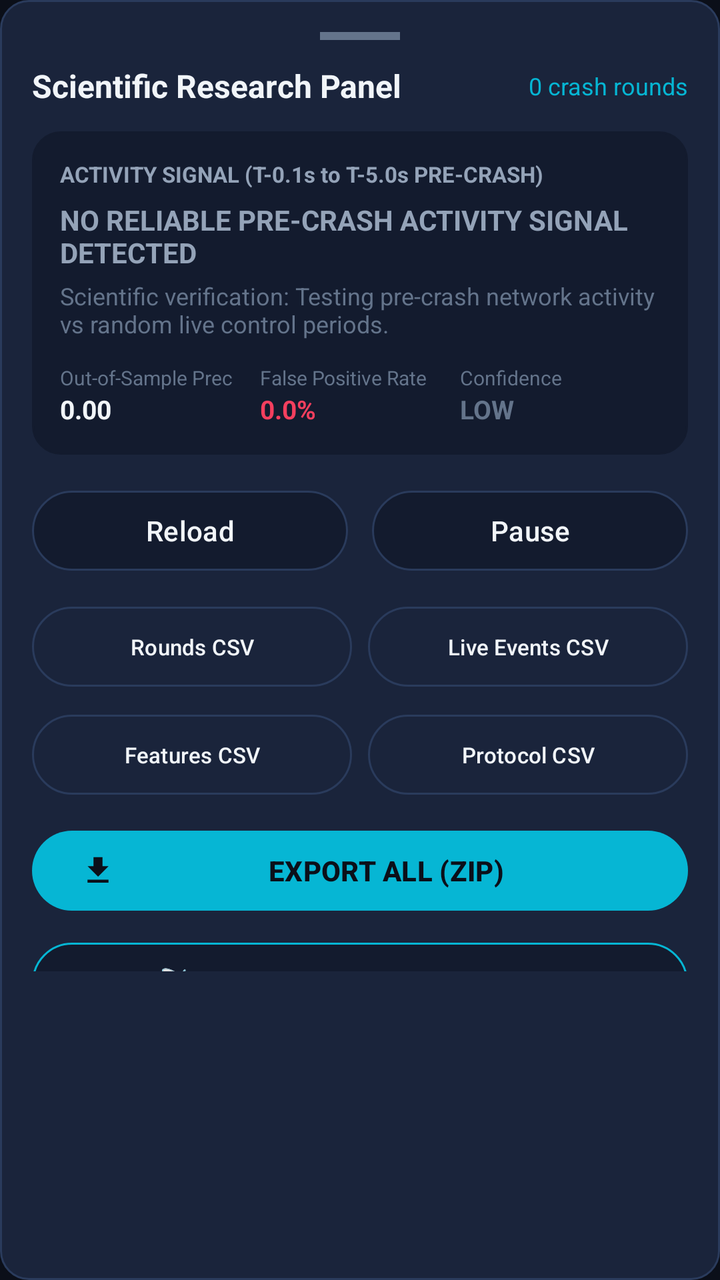
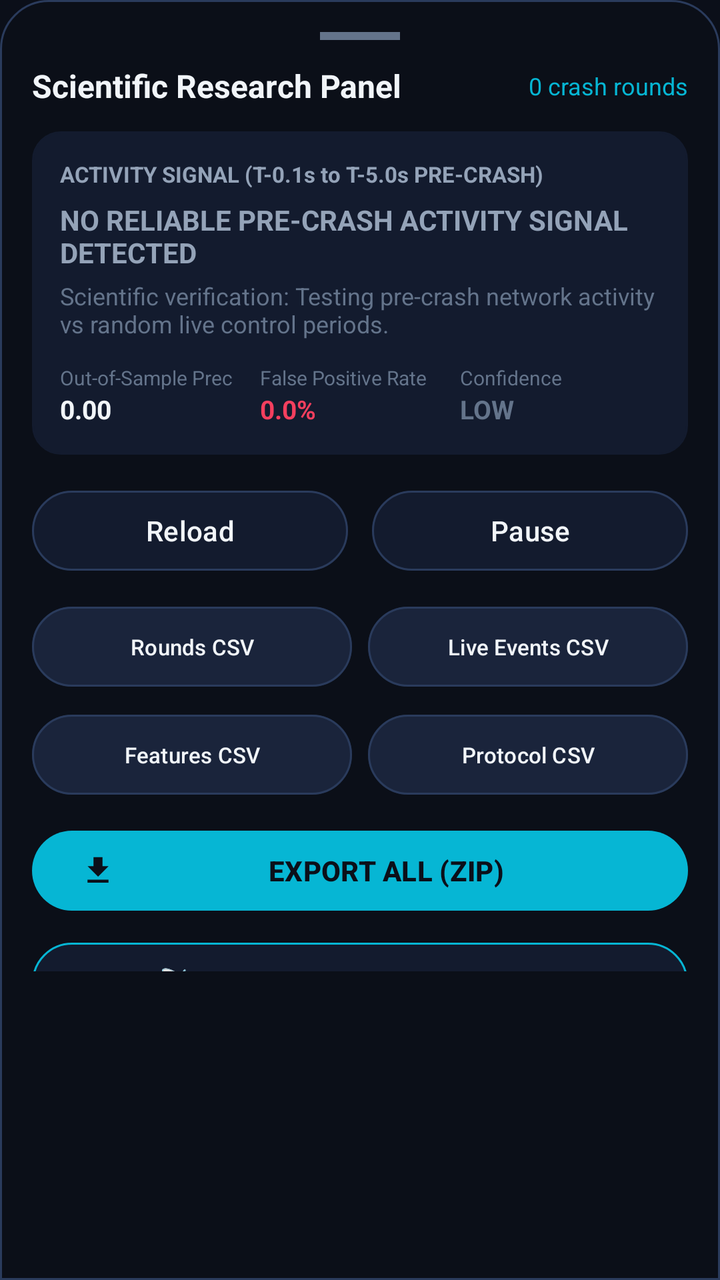

Compare the two renders of this Android layout. The source of the first and the diff that turns it into the second are given below.
<!-- AndroidManifest.xml: application theme Theme.AviatorSignalLab -->
<!-- res/layout/bottom_sheet_research.xml -->
<?xml version="1.0" encoding="utf-8"?>
<LinearLayout
    xmlns:android="http://schemas.android.com/apk/res/android"
    xmlns:app="http://schemas.android.com/apk/res-auto"
    android:id="@+id/bottomSheetContainer"
    android:layout_width="match_parent"
    android:layout_height="wrap_content"
    android:background="@drawable/bg_card"
    android:orientation="vertical"
    android:padding="16dp"
    app:behavior_hideable="true"
    app:behavior_peekHeight="72dp"
    app:layout_behavior="com.google.android.material.bottomsheet.BottomSheetBehavior">

    
    <View
        android:layout_width="40dp"
        android:layout_height="4dp"
        android:layout_gravity="center_horizontal"
        android:layout_marginBottom="12dp"
        android:background="@color/text_muted" />

    
    <LinearLayout
        android:layout_width="match_parent"
        android:layout_height="wrap_content"
        android:gravity="center_vertical"
        android:orientation="horizontal"
        android:layout_marginBottom="12dp">

        <TextView
            android:layout_width="0dp"
            android:layout_height="wrap_content"
            android:layout_weight="1"
            android:text="Scientific Research Panel"
            android:textColor="@color/text_primary"
            android:textSize="16sp"
            android:textStyle="bold" />

        <TextView
            android:id="@+id/tvSheetRoundsAnalyzed"
            android:layout_width="wrap_content"
            android:layout_height="wrap_content"
            android:text="0 crash rounds"
            android:textColor="@color/accent_cyan"
            android:textSize="12sp" />
    </LinearLayout>

    <androidx.core.widget.NestedScrollView
        android:layout_width="match_parent"
        android:layout_height="420dp"
        android:fillViewport="true">

        <LinearLayout
            android:layout_width="match_parent"
            android:layout_height="wrap_content"
            android:orientation="vertical">

            
            <LinearLayout
                android:layout_width="match_parent"
                android:layout_height="wrap_content"
                android:background="@drawable/bg_card"
                android:backgroundTint="@color/bg_secondary"
                android:orientation="vertical"
                android:padding="14dp"
                android:layout_marginBottom="14dp">

                <TextView
                    android:layout_width="wrap_content"
                    android:layout_height="wrap_content"
                    android:text="ACTIVITY SIGNAL (T-0.1s to T-5.0s PRE-CRASH)"
                    android:textColor="@color/text_secondary"
                    android:textSize="11sp"
                    android:textStyle="bold" />

                <TextView
                    android:id="@+id/tvSignalConclusion"
                    android:layout_width="match_parent"
                    android:layout_height="wrap_content"
                    android:layout_marginTop="6dp"
                    android:text="@string/sig_no_signal"
                    android:textColor="@color/text_secondary"
                    android:textSize="14sp"
                    android:textStyle="bold" />

                <TextView
                    android:id="@+id/tvSignalDetails"
                    android:layout_width="match_parent"
                    android:layout_height="wrap_content"
                    android:layout_marginTop="4dp"
                    android:text="Scientific verification: Testing pre-crash network activity vs random live control periods."
                    android:textColor="@color/text_muted"
                    android:textSize="12sp" />

                
                <LinearLayout
                    android:layout_width="match_parent"
                    android:layout_height="wrap_content"
                    android:orientation="horizontal"
                    android:layout_marginTop="12dp">

                    <LinearLayout
                        android:layout_width="0dp"
                        android:layout_height="wrap_content"
                        android:layout_weight="1"
                        android:orientation="vertical">
                        <TextView
                            android:layout_width="wrap_content"
                            android:layout_height="wrap_content"
                            android:text="Out-of-Sample Prec"
                            android:textColor="@color/text_muted"
                            android:textSize="10sp" />
                        <TextView
                            android:id="@+id/tvOutOfSamplePrec"
                            android:layout_width="wrap_content"
                            android:layout_height="wrap_content"
                            android:text="0.00"
                            android:textColor="@color/text_primary"
                            android:textSize="13sp"
                            android:textStyle="bold" />
                    </LinearLayout>

                    <LinearLayout
                        android:layout_width="0dp"
                        android:layout_height="wrap_content"
                        android:layout_weight="1"
                        android:orientation="vertical">
                        <TextView
                            android:layout_width="wrap_content"
                            android:layout_height="wrap_content"
                            android:text="False Positive Rate"
                            android:textColor="@color/text_muted"
                            android:textSize="10sp" />
                        <TextView
                            android:id="@+id/tvFalsePositiveRate"
                            android:layout_width="wrap_content"
                            android:layout_height="wrap_content"
                            android:text="0.0%"
                            android:textColor="@color/accent_rose"
                            android:textSize="13sp"
                            android:textStyle="bold" />
                    </LinearLayout>

                    <LinearLayout
                        android:layout_width="0dp"
                        android:layout_height="wrap_content"
                        android:layout_weight="1"
                        android:orientation="vertical">
                        <TextView
                            android:layout_width="wrap_content"
                            android:layout_height="wrap_content"
                            android:text="Confidence"
                            android:textColor="@color/text_muted"
                            android:textSize="10sp" />
                        <TextView
                            android:id="@+id/tvConfidenceLevel"
                            android:layout_width="wrap_content"
                            android:layout_height="wrap_content"
                            android:text="LOW"
                            android:textColor="@color/text_muted"
                            android:textSize="13sp"
                            android:textStyle="bold" />
                    </LinearLayout>

                </LinearLayout>

            </LinearLayout>

            
            <LinearLayout
                android:layout_width="match_parent"
                android:layout_height="wrap_content"
                android:orientation="horizontal"
                android:layout_marginBottom="10dp">

                <com.google.android.material.button.MaterialButton
                    android:id="@+id/btnSheetReload"
                    android:layout_width="0dp"
                    android:layout_height="wrap_content"
                    android:layout_weight="1"
                    android:layout_marginEnd="6dp"
                    android:text="@string/btn_reload"
                    android:textColor="@color/text_primary"
                    app:backgroundTint="@color/bg_secondary"
                    app:strokeColor="@color/bg_card_border"
                    app:strokeWidth="1dp" />

                <com.google.android.material.button.MaterialButton
                    android:id="@+id/btnSheetPauseResume"
                    android:layout_width="0dp"
                    android:layout_height="wrap_content"
                    android:layout_weight="1"
                    android:layout_marginStart="6dp"
                    android:text="@string/btn_pause"
                    android:textColor="@color/text_primary"
                    app:backgroundTint="@color/bg_secondary"
                    app:strokeColor="@color/bg_card_border"
                    app:strokeWidth="1dp" />
            </LinearLayout>

            
            <GridLayout
                android:layout_width="match_parent"
                android:layout_height="wrap_content"
                android:columnCount="2"
                android:rowCount="2"
                android:layout_marginBottom="10dp">

                <com.google.android.material.button.MaterialButton
                    android:id="@+id/btnExportRoundsCsv"
                    android:layout_width="0dp"
                    android:layout_height="wrap_content"
                    android:layout_columnWeight="1"
                    android:layout_marginEnd="4dp"
                    android:layout_marginBottom="6dp"
                    android:text="@string/btn_rounds_csv"
                    android:textSize="11sp"
                    android:textColor="@color/text_primary"
                    app:backgroundTint="@color/bg_card"
                    app:strokeColor="@color/bg_card_border"
                    app:strokeWidth="1dp" />

                <com.google.android.material.button.MaterialButton
                    android:id="@+id/btnExportEventsCsv"
                    android:layout_width="0dp"
                    android:layout_height="wrap_content"
                    android:layout_columnWeight="1"
                    android:layout_marginStart="4dp"
                    android:layout_marginBottom="6dp"
                    android:text="@string/btn_events_csv"
                    android:textSize="11sp"
                    android:textColor="@color/text_primary"
                    app:backgroundTint="@color/bg_card"
                    app:strokeColor="@color/bg_card_border"
                    app:strokeWidth="1dp" />

                <com.google.android.material.button.MaterialButton
                    android:id="@+id/btnExportFeaturesCsv"
                    android:layout_width="0dp"
                    android:layout_height="wrap_content"
                    android:layout_columnWeight="1"
                    android:layout_marginEnd="4dp"
                    android:text="@string/btn_features_csv"
                    android:textSize="11sp"
                    android:textColor="@color/text_primary"
                    app:backgroundTint="@color/bg_card"
                    app:strokeColor="@color/bg_card_border"
                    app:strokeWidth="1dp" />

                <com.google.android.material.button.MaterialButton
                    android:id="@+id/btnExportProtocolCsv"
                    android:layout_width="0dp"
                    android:layout_height="wrap_content"
                    android:layout_columnWeight="1"
                    android:layout_marginStart="4dp"
                    android:text="@string/btn_protocol_csv"
                    android:textSize="11sp"
                    android:textColor="@color/text_primary"
                    app:backgroundTint="@color/bg_card"
                    app:strokeColor="@color/bg_card_border"
                    app:strokeWidth="1dp" />

            </GridLayout>

            
            <com.google.android.material.button.MaterialButton
                android:id="@+id/btnExportAllZip"
                android:layout_width="match_parent"
                android:layout_height="wrap_content"
                android:layout_marginBottom="8dp"
                android:text="@string/btn_export_all"
                android:textColor="@color/bg_primary"
                android:textStyle="bold"
                app:backgroundTint="@color/accent_cyan"
                app:icon="@drawable/ic_download"
                app:iconTint="@color/bg_primary" />

            
            <com.google.android.material.button.MaterialButton
                android:id="@+id/btnSheetWebhookConfig"
                android:layout_width="match_parent"
                android:layout_height="wrap_content"
                android:layout_marginBottom="8dp"
                android:text="📡 Setup Free Webhook Stream"
                android:textColor="@color/text_primary"
                app:backgroundTint="@color/bg_secondary"
                app:strokeColor="@color/accent_cyan"
                app:strokeWidth="1dp" />

            
            <com.google.android.material.button.MaterialButton
                android:id="@+id/btnSheetCheckUpdate"
                android:layout_width="match_parent"
                android:layout_height="wrap_content"
                android:layout_marginBottom="8dp"
                android:text="🔄 Check for App Updates"
                android:textColor="@color/text_primary"
                app:backgroundTint="@color/bg_card"
                app:strokeColor="@color/bg_card_border"
                app:strokeWidth="1dp" />

            
            <com.google.android.material.button.MaterialButton
                android:id="@+id/btnClearData"
                android:layout_width="match_parent"
                android:layout_height="wrap_content"
                android:text="@string/btn_clear_data"
                android:textColor="@color/accent_rose"
                app:backgroundTint="@color/bg_card"
                app:strokeColor="@color/accent_rose"
                app:strokeWidth="1dp" />

        </LinearLayout>
    </androidx.core.widget.NestedScrollView>

</LinearLayout>
<!-- resources referenced by this layout -->
<resources>
  <color name="accent_cyan">#06B6D4</color>
  <color name="accent_rose">#F43F5E</color>
  <color name="bg_card">#1A243B</color>
  <color name="bg_card_border">#2A3B5C</color>
  <color name="bg_primary">#0B0F19</color>
  <color name="bg_secondary">#131B2E</color>
  <color name="text_muted">#64748B</color>
  <color name="text_primary">#F1F5F9</color>
  <color name="text_secondary">#94A3B8</color>
  <!-- drawable bg_card (drawable) -->
  <?xml version="1.0" encoding="utf-8"?>
  <shape xmlns:android="http://schemas.android.com/apk/res/android"
      android:shape="rectangle">
      <solid android:color="@color/bg_card" />
      <corners android:radius="14dp" />
      <stroke
          android:width="1dp"
          android:color="@color/bg_card_border" />
  </shape>
  <!-- drawable ic_download (drawable) -->
  <vector xmlns:android="http://schemas.android.com/apk/res/android"
      android:width="24dp"
      android:height="24dp"
      android:viewportWidth="24"
      android:viewportHeight="24">
      <path
          android:fillColor="#F1F5F9"
          android:pathData="M19,9h-4V3H9v6H5l7,7 7,-7zM5,18v2h14v-2H5z"/>
  </vector>
  <string name="btn_clear_data">Clear Data</string>
  <string name="btn_events_csv">Live Events CSV</string>
  <string name="btn_export_all">EXPORT ALL (ZIP)</string>
  <string name="btn_features_csv">Features CSV</string>
  <string name="btn_pause">Pause</string>
  <string name="btn_protocol_csv">Protocol CSV</string>
  <string name="btn_reload">Reload</string>
  <string name="btn_rounds_csv">Rounds CSV</string>
  <string name="sig_no_signal">NO RELIABLE PRE-CRASH ACTIVITY SIGNAL DETECTED</string>
  <style name="Theme.AviatorSignalLab" parent="Theme.Material3.Dark.NoActionBar">
          <item name="colorPrimary">@color/accent_cyan</item>
          <item name="colorPrimaryContainer">@color/bg_card</item>
          <item name="colorOnPrimaryContainer">@color/text_primary</item>
          <item name="colorSecondary">@color/accent_blue</item>
          <item name="android:statusBarColor">@color/bg_primary</item>
          <item name="android:navigationBarColor">@color/bg_primary</item>
          <item name="android:windowBackground">@color/bg_primary</item>
      </style>
  <color name="accent_blue">#3B82F6</color>
</resources>

<!-- the commit's change to res/layout/bottom_sheet_research.xml (unified diff, before → after) -->
@@ -5,7 +5,7 @@
     android:id="@+id/bottomSheetContainer"
     android:layout_width="match_parent"
     android:layout_height="wrap_content"
-    android:background="@drawable/bg_card"
+    android:background="@drawable/bg_bottom_sheet"
     android:orientation="vertical"
     android:padding="16dp"
     app:behavior_hideable="true"
<!-- resource entries referenced after the edit -->
@@ -9,6 +9,20 @@
   <color name="text_muted">#64748B</color>
   <color name="text_primary">#F1F5F9</color>
   <color name="text_secondary">#94A3B8</color>
+  <!-- drawable bg_bottom_sheet (drawable) -->
+  <?xml version="1.0" encoding="utf-8"?>
+  <shape xmlns:android="http://schemas.android.com/apk/res/android"
+      android:shape="rectangle">
+      <corners
+          android:topLeftRadius="24dp"
+          android:topRightRadius="24dp"
+          android:bottomLeftRadius="0dp"
+          android:bottomRightRadius="0dp" />
+      <solid android:color="#F20B0F19" />
+      <stroke
+          android:width="1dp"
+          android:color="@color/bg_card_border" />
+  </shape>
   <!-- drawable bg_card (drawable) -->
   <?xml version="1.0" encoding="utf-8"?>
   <shape xmlns:android="http://schemas.android.com/apk/res/android"
